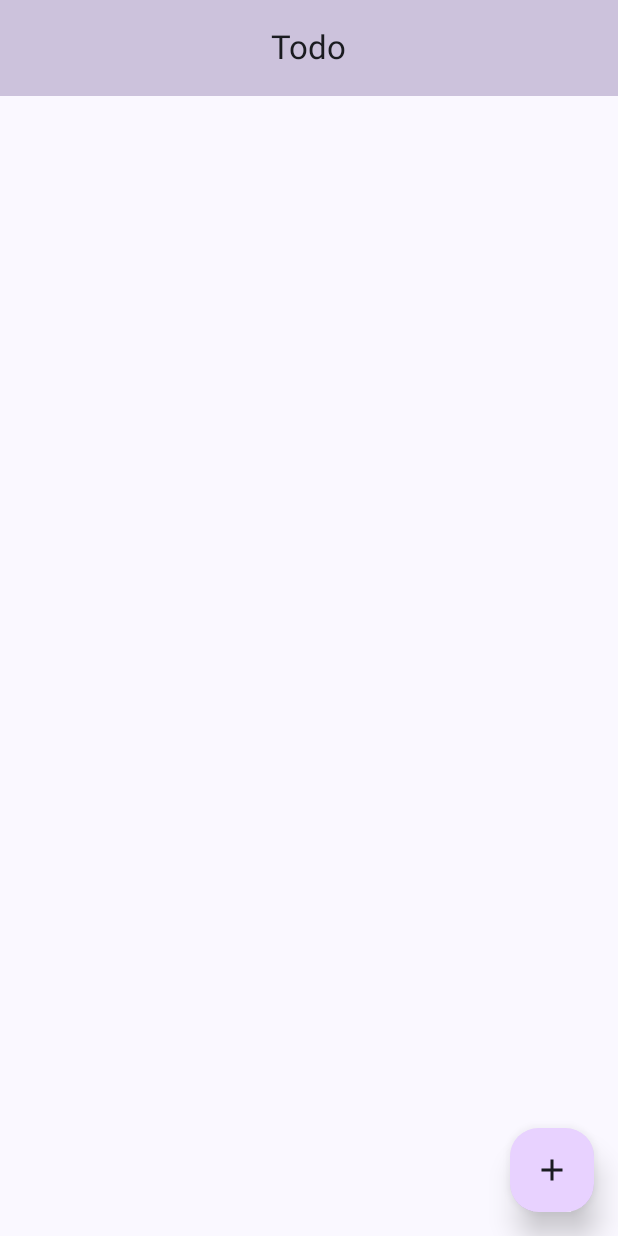
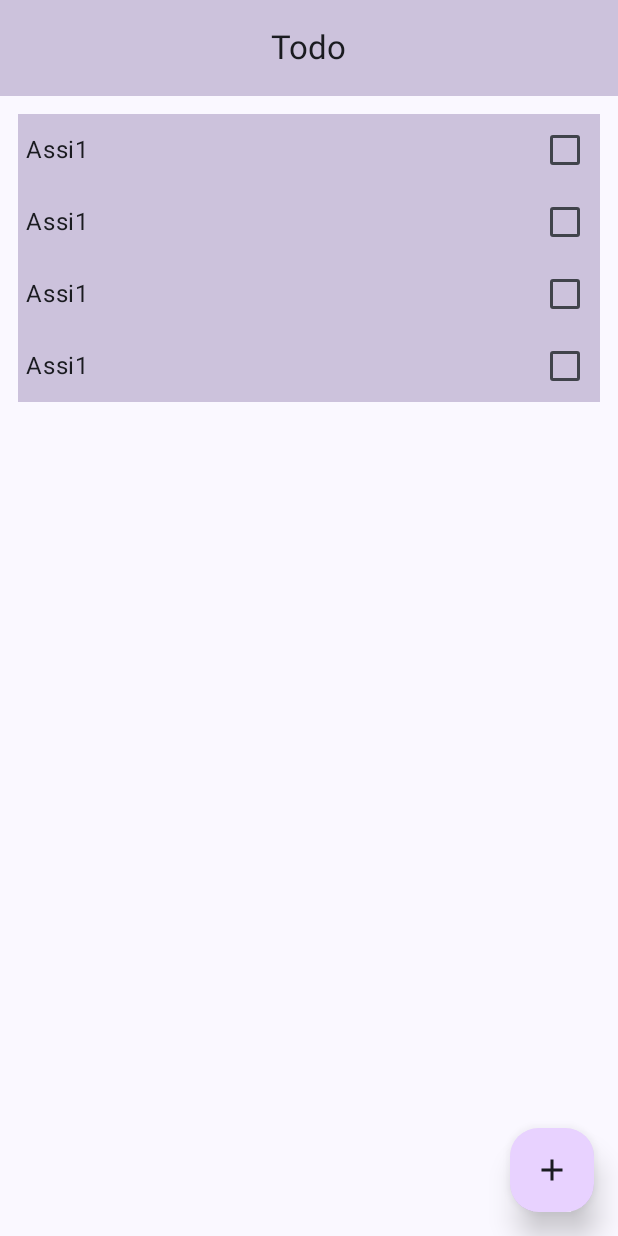
Before and after one commit to AhmedYu/Assignment1, an Android app built with Jetpack Compose: the screen it shows after launch (MainActivity), on a phone screen of 412 x 824 dp. Run offline under Robolectric (Android 15) with nearby library versions, the phone set to English and light mode, and no system bars.

Commit message:
isolated components in different files

```diff
--- /dev/null
+++ b/app/src/main/java/Components/Buttons.kt
@@ -0,0 +1,29 @@
+package Components
+
+import androidx.compose.foundation.layout.fillMaxWidth
+import androidx.compose.foundation.shape.RoundedCornerShape
+import androidx.compose.material3.FloatingActionButton
+import androidx.compose.material3.Icon
+import androidx.compose.runtime.Composable
+import androidx.compose.ui.Modifier
+import androidx.compose.ui.draw.shadow
+import androidx.compose.ui.graphics.Color
+import androidx.compose.ui.res.painterResource
+import androidx.compose.ui.unit.dp
+import com.ahmed.assignment1.R
+
+@Composable
+
+fun DisplayFloatingActionBtn(isBtSheetShown : Boolean, showbuttonSheet : ()-> Unit){
+
+    FloatingActionButton(modifier = Modifier
+        .shadow(12.dp, shape = RoundedCornerShape(19.dp)) ,
+        containerColor = Color(red = 232, green = 210, blue = 255),
+        onClick = showbuttonSheet ) {
+        Icon(modifier = Modifier.fillMaxWidth(.1f),
+            painter = painterResource(id = R.drawable.add_icon),
+            contentDescription = "add")
+
+
+    }
+}
--- /dev/null
+++ b/app/src/main/java/Components/ItemView.kt
@@ -0,0 +1,33 @@
+package Components
+
+import androidx.compose.foundation.background
+import androidx.compose.foundation.layout.Row
+import androidx.compose.foundation.layout.fillMaxWidth
+import androidx.compose.foundation.layout.padding
+import androidx.compose.material3.Checkbox
+import androidx.compose.material3.Text
+import androidx.compose.runtime.Composable
+import androidx.compose.ui.Alignment
+import androidx.compose.ui.Modifier
+import androidx.compose.ui.graphics.Color
+import androidx.compose.ui.unit.dp
+
+import TodoItem
+import androidx.compose.foundation.layout.Arrangement
+import androidx.compose.material3.MaterialTheme
+import com.ahmed.assignment1.ui.theme.PurpleGrey80
+
+@Composable
+fun IndividualRow(todoItem : TodoItem, togleDone: ()-> Unit){
+    Row(modifier = Modifier
+
+        .fillMaxWidth()
+        .background(color = PurpleGrey80),
+        verticalAlignment = Alignment.CenterVertically, horizontalArrangement = Arrangement.Center)
+    {
+        Text(text = todoItem.name, modifier = Modifier.fillMaxWidth(.88f).padding(start = 5.dp))
+        Checkbox(modifier = Modifier, enabled = true, checked = todoItem.isDone, onCheckedChange ={togleDone} )
+
+
+    }
+}
--- a/app/src/main/java/TodoItem.kt
+++ b/app/src/main/java/TodoItem.kt
@@ -1,3 +1,3 @@
-data class TodoItem(var item: String, var idDone:Boolean) {
+data class TodoItem(var name: String, var isDone:Boolean) {
 
 }
--- a/app/src/main/java/com/ahmed/assignment1/MainActivity.kt
+++ b/app/src/main/java/com/ahmed/assignment1/MainActivity.kt
@@ -1,20 +1,23 @@
 package com.ahmed.assignment1
-
+import Components.DisplayFloatingActionBtn
+import Components.IndividualRow
+import TodoItem
 import android.os.Bundle
 import androidx.activity.ComponentActivity
 import androidx.activity.compose.setContent
 import androidx.activity.enableEdgeToEdge
 import androidx.compose.foundation.background
 import androidx.compose.foundation.layout.Column
-
+import androidx.compose.foundation.layout.Row
 import androidx.compose.foundation.layout.fillMaxSize
 import androidx.compose.foundation.layout.fillMaxWidth
 import androidx.compose.foundation.layout.padding
+import androidx.compose.foundation.lazy.LazyColumn
 import androidx.compose.foundation.shape.RoundedCornerShape
 import androidx.compose.material3.CenterAlignedTopAppBar
+import androidx.compose.material3.Checkbox
 import androidx.compose.material3.ExperimentalMaterial3Api
 import androidx.compose.material3.FloatingActionButton
-import androidx.compose.material3.FloatingActionButtonDefaults
 import androidx.compose.material3.Icon
 import androidx.compose.material3.Scaffold
 import androidx.compose.material3.Text
@@ -25,6 +28,7 @@ import androidx.compose.runtime.getValue
 import androidx.compose.runtime.mutableStateOf
 import androidx.compose.runtime.remember
 import androidx.compose.runtime.setValue
+import androidx.compose.ui.Alignment
 import androidx.compose.ui.Modifier
 import androidx.compose.ui.draw.shadow
 import androidx.compose.ui.geometry.RoundRect
@@ -49,10 +53,20 @@ class MainActivity : ComponentActivity() {
         }
     }
 }
-//TODO:- Task: Create a composable function for the top bar with the application name
+
+/**
+ * the function creates the app entry point by calling individual UI Components
+ * The components are in Component package
+ *          -contains :
+ *              -Buttons
+ *              -UI view Functions
+ */
 @OptIn(ExperimentalMaterial3Api::class)
 @Composable
 fun MainUI() {
+    var isDoen by remember {
+        mutableStateOf(false)
+    }
     var showBSheet  by remember {
         mutableStateOf(value = false)
     }
@@ -60,40 +74,39 @@ fun MainUI() {
         Scaffold(topBar = {
             CenterAlignedTopAppBar(title = {
                 Text(text = "Todo")
-            }, colors = TopAppBarDefaults.topAppBarColors(containerColor = PurpleGrey80, contentColorFor(
+            }, colors = TopAppBarDefaults.topAppBarColors(containerColor = PurpleGrey80,
+                contentColorFor(
                 PurpleGrey80)),)
         }, floatingActionButton =
         {
-          FloatingActionBtn(isBtSheetShown = showBSheet) {
+            DisplayFloatingActionBtn(isBtSheetShown = showBSheet) {
 
-          }
+            }
         }, modifier = Modifier.fillMaxSize()){ innerPadding->
             //TODO:- TOP APP BAR WITH A TODOLIST NAME ON IT
-         Column(modifier = Modifier.padding(innerPadding)) {
-
+         LazyColumn(modifier = Modifier.padding(innerPadding).padding(12.dp)) {
+ item {
+     IndividualRow(todoItem = TodoItem("Assi1", false)) {
+         isDoen = true }
+     IndividualRow(todoItem = TodoItem("Assi1", false)) {
+         isDoen = true }
+     IndividualRow(todoItem = TodoItem("Assi1", false)) {
+         isDoen = true }
+     IndividualRow(todoItem = TodoItem("Assi1", false)) {
+         isDoen = true }
+ }
          }
 
         }
     }
 }
-@Composable fun FloatingActionBtn(isBtSheetShown : Boolean, showbuttonSheet : ()-> Unit){
-
-    FloatingActionButton(modifier = Modifier
-        .shadow(12.dp, shape = RoundedCornerShape(19.dp)) , containerColor = Color(red = 232, green = 210, blue = 255),
-onClick = showbuttonSheet ) {
 
 
-        Icon(modifier = Modifier
 
-            .fillMaxWidth(.1f), painter = painterResource(id = R.drawable.add_icon), contentDescription = "add")
-
-
-    }
-}
 @Preview(showBackground = true)
 @Composable
 fun GreetingPreview() {
     Assignment1Theme {
-MainUI( )
+
     }
 }
```
